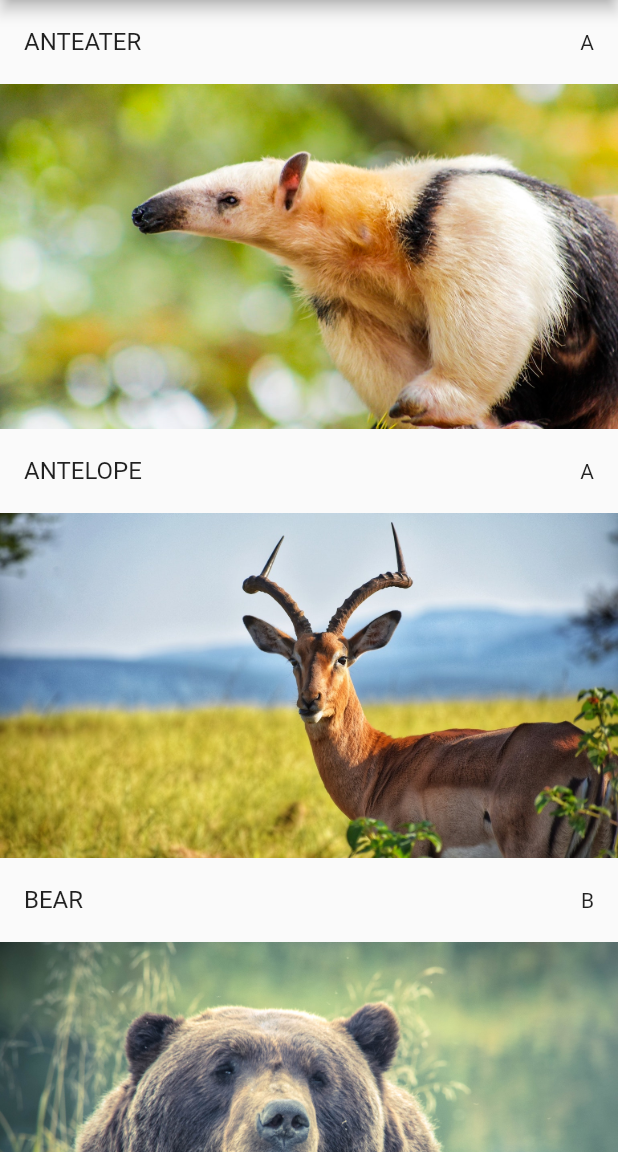
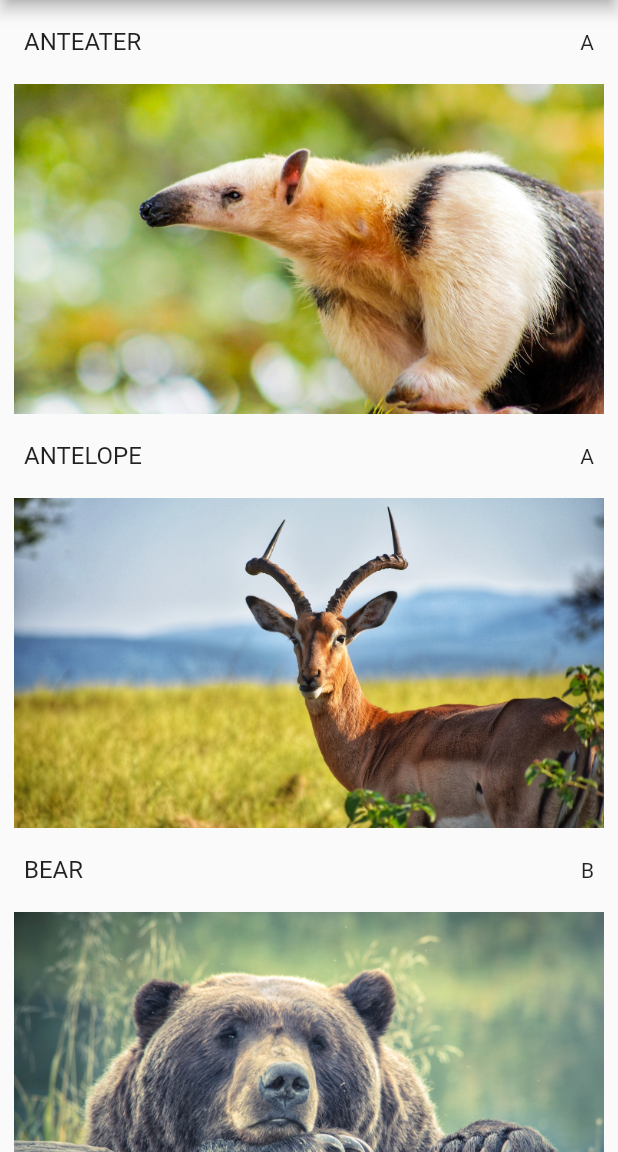
Before and after one commit to TylerSustare/flutter_zoo_noises, a Flutter app: the screen it shows after launch, on a phone screen of 412 x 824 dp, the part 84-1236 px from its top. Run offline on Flutter 3.47's test engine with Material 2 defaults, Android fonts, the phone set to English and light mode, and no system bars; our stand-ins replace audioplayers; missing offline and left inert: home_indicator.

Commit message:
add inkwell

```diff
--- a/lib/main.dart
+++ b/lib/main.dart
@@ -31,8 +31,9 @@
         animals: _animals,
         color: _color,
         resetAnimals: () => setState(() => _animals = Animals.getAnimals()),
-        mixUpAnimals: () =>
-            setState(() => _animals = Animals.getRandomAnimals()),
+        mixUpAnimals: () => setState(
+          () => _animals = Animals.getRandomAnimals(),
+        ),
         setColor: () => setState(() => _color = getColor(_color)),
         title: _title,
       ),
@@ -102,7 +103,9 @@
         ),
         centerTitle: true,
       ),
-      body: Center(
+      body: OrientationBuilder(
+        builder: (context, orientation) {
+          return Center(
             child: ListView.builder(
               itemCount: animals.length,
               itemBuilder: (BuildContext context, int index) {
@@ -113,12 +116,18 @@
                       title: Text(animalName.toUpperCase()),
                       trailing: Text(animalName[0].toUpperCase()),
                     ),
-                InkWell(
-                  child: Image(
-                    image: Platform.isAndroid
-                        ? AssetImage('assets/images/$animalName.jpeg')
-                        : AssetImage('images/$animalName.jpeg'),
+                    SizedBox(
+                      height: orientation == Orientation.portrait ? 220 : 300,
+                      width: double.infinity,
+                      child: Ink(
+                        decoration: BoxDecoration(
+                          image: DecorationImage(
+                            image: AssetImage('assets/images/$animalName.jpeg'),
                           ),
+                        ),
+                        child: InkWell(
+                          splashColor: getColor(),
+                          splashFactory: InkSplash.splashFactory,
                           onTap: () {
                             if (Platform.isAndroid || Platform.isIOS) {
                               return playMobileAudio(animalName: animalName);
@@ -126,13 +135,26 @@
                             return playAudio(animalName: animalName);
                           },
                           onDoubleTap: () {
-                    AudioPlayer().play('audio/$animalName.mp3', isLocal: true);
+                            if (Platform.isAndroid || Platform.isIOS) {
+                              return playMobileAudio(animalName: animalName);
+                            }
+                            return playAudio(animalName: animalName);
                           },
+                          onLongPress: () {
+                            if (Platform.isAndroid || Platform.isIOS) {
+                              return playMobileAudio(animalName: animalName);
+                            }
+                            return playAudio(animalName: animalName);
+                          },
+                        ),
+                      ),
                     )
                   ],
                 );
               },
             ),
+          );
+        },
       ),
     );
   }
```
Also changed, not shown: assets/images/iguana.jpeg, 1 other file. Lines whose indentation alone changed are shown as unchanged.
